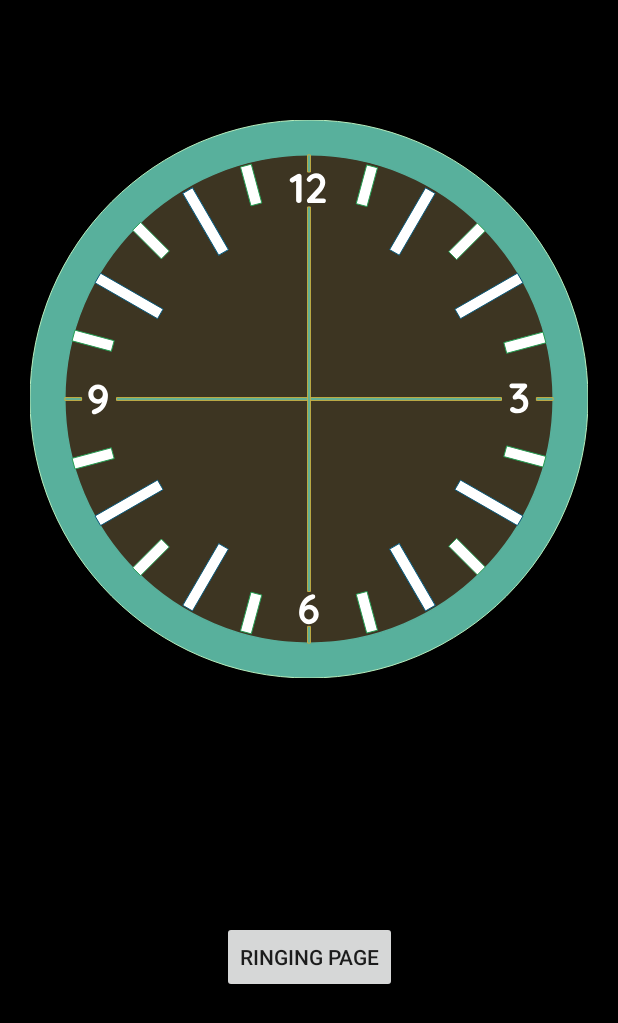
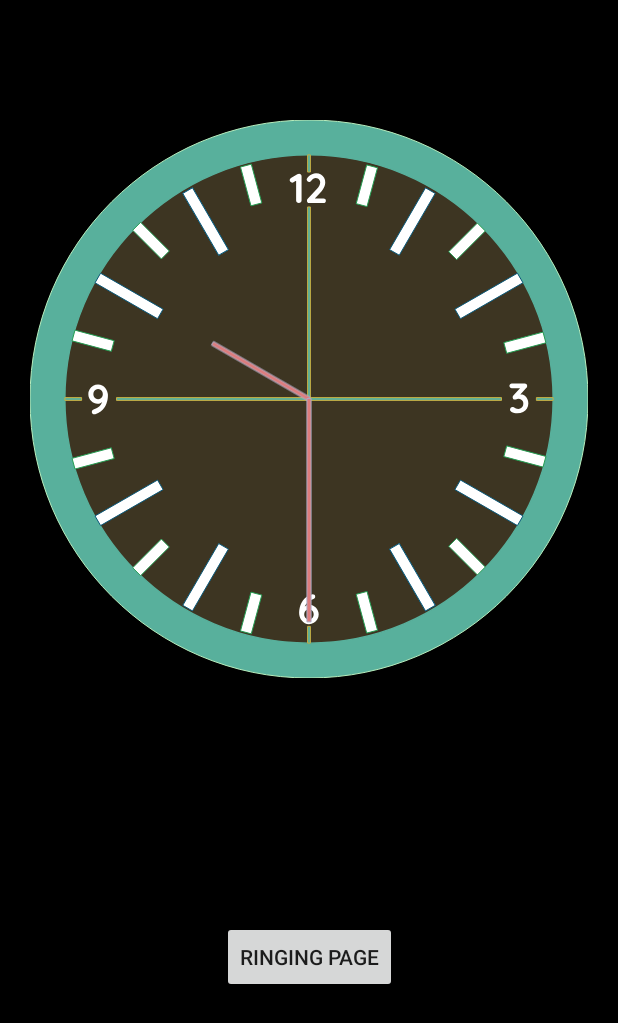
Before and after one commit to Chrislee3x7/boilermake_alarm_app, an Android app: the screen it shows after launch (MainActivity), on a phone screen of 412 x 824 dp. Shown: the top 1023 px of the screen. Run offline under Robolectric (Android 15) with nearby library versions, the phone set to English and light mode, and no system bars.

Commit message:
working animtion of minute and hour hands

```diff
--- a/app/src/main/java/com/example/physicalalarm/MainActivity.java
+++ b/app/src/main/java/com/example/physicalalarm/MainActivity.java
@@ -28,6 +28,8 @@ public class MainActivity extends Activity {
     private View clockTicksAndNumbers;
     private AtomicBoolean zoomAnimEnded;
     private boolean clockExpanded;
+    private View minuteHand;
+    private View hourHand;
 
     float y1 = 0;
     float y2 = 0;
@@ -46,6 +48,8 @@ public class MainActivity extends Activity {
         clockExpanded = false;
         clockFace = findViewById(R.id.clock_face);
         clockTicksAndNumbers = findViewById(R.id.clock_ticks_numbers);
+        hourHand = findViewById(R.id.hour_hand);
+        minuteHand = findViewById(R.id.minute_hand);
 
         clockFace.setOnTouchListener(new View.OnTouchListener() {
             @Override
@@ -206,18 +210,24 @@ public class MainActivity extends Activity {
             }
         });
 
+        final SpringAnimation rotateHourHand = new SpringAnimation(hourHand,
+                DynamicAnimation.ROTATION);
+        final SpringAnimation rotateMinuteHand = new SpringAnimation(minuteHand,
+                DynamicAnimation.ROTATION);
+
         final Handler someHandler = new Handler(getMainLooper());
         someHandler.postDelayed(new Runnable() {
             @Override
             public void run() {
                 Calendar calendar = Calendar.getInstance();
-                int hour = calendar.get(Calendar.HOUR);
-                int minute = calendar.get(Calendar.MINUTE);
+                float hour = calendar.get(Calendar.HOUR);
+                float minute = calendar.get(Calendar.MINUTE);
 
-                int hourAngle = 90-(hour/12)*360;
-                int minuteAngle = 90-(minute/60)*360;
+                float hourAngle = (hour / 12) * 360 - 90;
+                float minuteAngle = (minute / 60) * 360 - 90;
 
-                // TODO set the angle of the two images to this
+                rotateHourHand.animateToFinalPosition(hourAngle);
+                rotateMinuteHand.animateToFinalPosition(minuteAngle);
 
                 someHandler.postDelayed(this, 1000);
             }
--- /dev/null
+++ b/app/src/main/res/drawable/ic_alarmtimeindicator.xml
@@ -0,0 +1,7 @@
+<vector android:height="24dp" android:viewportHeight="400"
+    android:viewportWidth="400" android:width="24dp" xmlns:android="http://schemas.android.com/apk/res/android">
+    <path android:fillColor="#F3B61F" android:fillType="nonZero"
+        android:pathData="M200,199.5L374.008,199.5L374.008,200.5L200,200.5z"
+        android:strokeColor="#ABABC5" android:strokeLineCap="butt"
+        android:strokeLineJoin="miter" android:strokeWidth="0"/>
+</vector>
--- /dev/null
+++ b/app/src/main/res/drawable/ic_hourhand.xml
@@ -0,0 +1,7 @@
+<vector android:height="24dp" android:viewportHeight="400"
+    android:viewportWidth="400" android:width="24dp" xmlns:android="http://schemas.android.com/apk/res/android">
+    <path android:fillColor="#DD7C7C" android:fillType="nonZero"
+        android:pathData="M199.788,198.5L279.832,198.5L279.832,201.5L199.788,201.5z"
+        android:strokeColor="#ABABC5" android:strokeLineCap="butt"
+        android:strokeLineJoin="miter" android:strokeWidth="0"/>
+</vector>
--- /dev/null
+++ b/app/src/main/res/drawable/ic_minutehand.xml
@@ -0,0 +1,7 @@
+<vector android:height="24dp" android:viewportHeight="400"
+    android:viewportWidth="400" android:width="24dp" xmlns:android="http://schemas.android.com/apk/res/android">
+    <path android:fillColor="#DD7C7C" android:fillType="nonZero"
+        android:pathData="M199.686,198.5L359.774,198.5L359.774,201.5L199.686,201.5z"
+        android:strokeColor="#ABABC5" android:strokeLineCap="butt"
+        android:strokeLineJoin="miter" android:strokeWidth="0"/>
+</vector>
--- a/app/src/main/res/layout/activity_main.xml
+++ b/app/src/main/res/layout/activity_main.xml
@@ -73,6 +73,26 @@
             app:layout_constraintRight_toRightOf="parent"
             app:layout_constraintBottom_toBottomOf="parent"/>
 
+        <ImageView
+            android:id="@+id/hour_hand"
+            android:layout_height="0dp"
+            android:layout_width="match_parent"
+            android:src="@drawable/ic_hourhand"
+            app:layout_constraintTop_toTopOf="parent"
+            app:layout_constraintLeft_toLeftOf="parent"
+            app:layout_constraintRight_toRightOf="parent"
+            app:layout_constraintBottom_toBottomOf="parent"/>
+
+        <ImageView
+            android:id="@+id/minute_hand"
+            android:layout_height="0dp"
+            android:layout_width="match_parent"
+            android:src="@drawable/ic_minutehand"
+            app:layout_constraintTop_toTopOf="parent"
+            app:layout_constraintLeft_toLeftOf="parent"
+            app:layout_constraintRight_toRightOf="parent"
+            app:layout_constraintBottom_toBottomOf="parent"/>
+
     </androidx.constraintlayout.widget.ConstraintLayout>
 
     <Button
```
